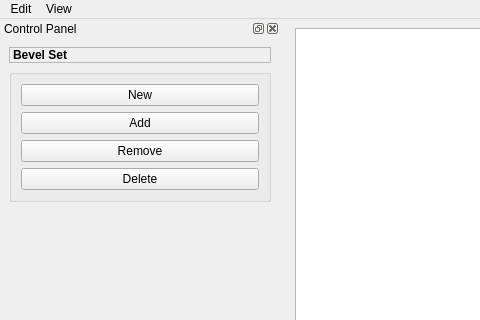
Qt form maya_script/BevelTool/src/Qt/UI/MWBevelToolMainWindow_io.ui (FengYusheng/MyUtils) before a commit; both pictures show x 0 to 480 and y 0 to 320 of the 935 by 817 pixel window.
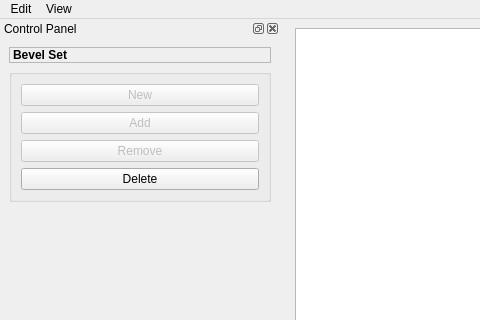
The same form after that commit.

Diff of the .ui file:
```diff
--- a/maya_script/BevelTool/src/Qt/UI/MWBevelToolMainWindow_io.ui
+++ b/maya_script/BevelTool/src/Qt/UI/MWBevelToolMainWindow_io.ui
@@ -105,6 +105,9 @@
        <layout class="QVBoxLayout" name="verticalLayout">
         <item>
          <widget class="QPushButton" name="createBevelSetButton">
+          <property name="enabled">
+           <bool>false</bool>
+          </property>
           <property name="text">
            <string>New</string>
           </property>
@@ -112,6 +115,9 @@
         </item>
         <item>
          <widget class="QPushButton" name="addButton">
+          <property name="enabled">
+           <bool>false</bool>
+          </property>
           <property name="text">
            <string>Add</string>
           </property>
@@ -119,6 +125,9 @@
         </item>
         <item>
          <widget class="QPushButton" name="removeButton">
+          <property name="enabled">
+           <bool>false</bool>
+          </property>
           <property name="text">
            <string>Remove</string>
           </property>
```
Left out of the diff: 2 changed lines with no effect on the pictures.
